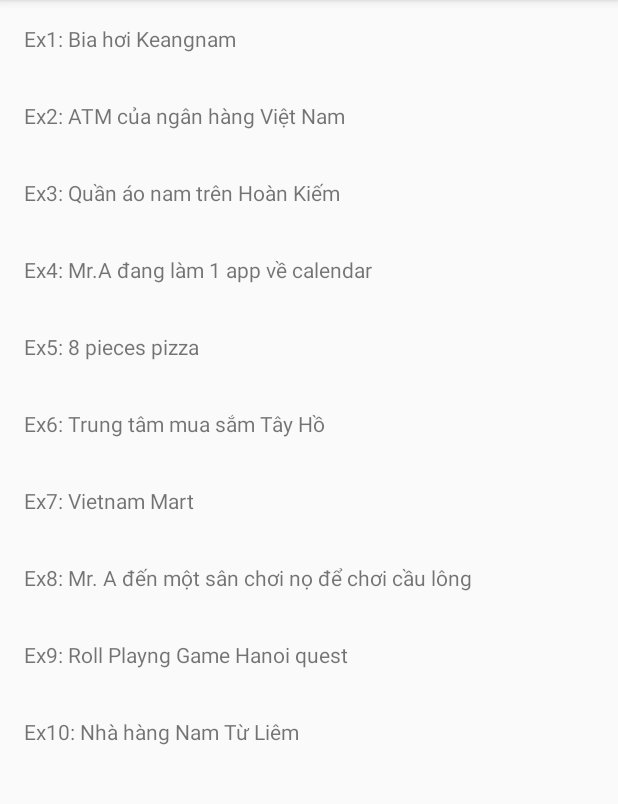
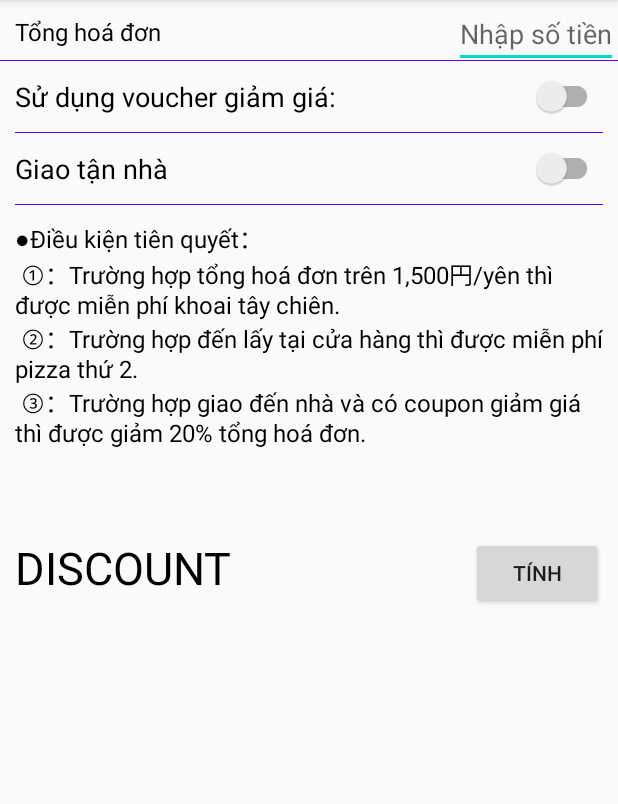
Before and after one commit to sun-unit-test-training/android-unit-test-training, an Android app: the screen it shows after launch (HomeActivity before the commit, ExerciseFiveActivity after it), after a tap on "Ex5: 8 pieces pizza", on a phone screen of 412 x 824 dp, the part 84-888 px from its top. Run offline under Robolectric (Android 15) with nearby library versions, the phone set to English and light mode, and no system bars; our stand-ins replace data binding.

Commit message:
Refs task: calculate coupon pizza store

```diff
--- a/app/src/main/AndroidManifest.xml
+++ b/app/src/main/AndroidManifest.xml
@@ -20,6 +20,7 @@
             </intent-filter>
         </activity>
         <activity android:name=".ui.exercise_one.ExerciseOneActivity"/>
+        <activity android:name=".ui.exercise_five.ExerciseFiveActivity" />
         <activity android:name=".ui.excercise_six.ExerciseSixActivity"/>
         <activity android:name=".ui.exercise_seven.ExerciseSevenActivity"/>
         <activity android:name=".ui.exercise_nine.ExerciseNineActivity" />
--- a/app/src/main/java/com.sun.training.ut/di/ViewModelModule.kt
+++ b/app/src/main/java/com.sun.training.ut/di/ViewModelModule.kt
@@ -5,6 +5,7 @@ import com.sun.training.ut.ui.excercise_six.ExerciseSixViewModel
 import com.sun.training.ut.ui.exercise_eight.ExerciseEightViewModel
 import com.sun.training.ut.ui.exercise_one.ExerciseOneViewModel
 import com.sun.training.ut.ui.exercise_seven.ExerciseSevenViewModel
+import com.sun.training.ut.ui.exercise_five.ExerciseFiveViewModel
 import com.sun.training.ut.ui.home.HomeViewModel
 import org.koin.android.viewmodel.dsl.viewModel
 import org.koin.dsl.module
@@ -16,6 +17,7 @@ import org.koin.dsl.module
 val viewModelModule = module {
     viewModel { HomeViewModel(get()) }
     viewModel { ExerciseOneViewModel() }
+    viewModel { ExerciseFiveViewModel() }
     viewModel { ExerciseSixViewModel() }
     viewModel { ExerciseSevenViewModel() }
     viewModel { ExerciseNineViewModel() }
--- /dev/null
+++ b/app/src/main/java/com.sun.training.ut/ui/exercise_five/ExerciseFiveActivity.kt
@@ -0,0 +1,20 @@
+package com.sun.training.ut.ui.exercise_five
+
+import android.os.Bundle
+import com.sun.training.ut.BR
+import com.sun.training.ut.R
+import com.sun.training.ut.databinding.ActivityExerciseFiveBinding
+import com.sun.training.ut.ui.base.BaseActivity
+import org.koin.android.viewmodel.ext.android.viewModel
+
+class ExerciseFiveActivity : BaseActivity<ActivityExerciseFiveBinding, ExerciseFiveViewModel>() {
+
+    override val viewModel: ExerciseFiveViewModel by viewModel()
+    override val bindingVariable = BR.viewModel
+    override val layoutId = R.layout.activity_exercise_five
+
+    override fun onCreate(savedInstanceState: Bundle?) {
+        super.onCreate(savedInstanceState)
+        viewBinding.lifecycleOwner = this
+    }
+}
--- a/app/src/main/java/com.sun.training.ut/ui/home/HomeActivity.kt
+++ b/app/src/main/java/com.sun.training.ut/ui/home/HomeActivity.kt
@@ -7,9 +7,10 @@ import com.sun.training.ut.R
 import com.sun.training.ut.data.model.Exercise
 import com.sun.training.ut.databinding.ActivityHomeBinding
 import com.sun.training.ut.ui.base.BaseActivity
-import com.sun.training.ut.ui.exercise_nine.ExerciseNineActivity
 import com.sun.training.ut.ui.excercise_six.ExerciseSixActivity
 import com.sun.training.ut.ui.exercise_eight.ExerciseEightActivity
+import com.sun.training.ut.ui.exercise_five.ExerciseFiveActivity
+import com.sun.training.ut.ui.exercise_nine.ExerciseNineActivity
 import com.sun.training.ut.ui.exercise_one.ExerciseOneActivity
 import com.sun.training.ut.ui.exercise_seven.ExerciseSevenActivity
 import org.koin.android.viewmodel.ext.android.viewModel
@@ -36,7 +37,7 @@ class HomeActivity : BaseActivity<ActivityHomeBinding, HomeViewModel>(), HomeIte
                     Exercise("Ex2: ATM của ngân hàng Việt Nam", this@HomeActivity.javaClass),
                     Exercise("Ex3: Quần áo nam trên Hoàn Kiếm", this@HomeActivity.javaClass),
                     Exercise("Ex4: Mr.A đang làm 1 app về calendar", this@HomeActivity.javaClass),
-                    Exercise("Ex5: 8 pieces pizza", this@HomeActivity.javaClass),
+                    Exercise("Ex5: 8 pieces pizza", ExerciseFiveActivity::class.java),
                     Exercise("Ex6: Trung tâm mua sắm Tây Hồ", ExerciseSixActivity::class.java),
                     Exercise("Ex7: Vietnam Mart", ExerciseSevenActivity::class.java),
                     Exercise(
--- /dev/null
+++ b/app/src/main/res/layout/activity_exercise_five.xml
@@ -0,0 +1,164 @@
+<?xml version="1.0" encoding="utf-8"?>
+<layout xmlns:android="http://schemas.android.com/apk/res/android"
+    xmlns:app="http://schemas.android.com/apk/res-auto"
+    xmlns:tools="http://schemas.android.com/tools">
+
+    <data>
+
+        <variable
+            name="viewModel"
+            type="com.sun.training.ut.ui.exercise_five.ExerciseFiveViewModel" />
+    </data>
+
+
+    <androidx.constraintlayout.widget.ConstraintLayout
+        android:layout_width="match_parent"
+        android:layout_height="match_parent"
+        tools:context=".ExerciseOneActivity">
+
+        <TextView
+            android:layout_width="0dp"
+            android:layout_height="wrap_content"
+            android:layout_margin="10dp"
+            android:text="Tổng hoá đơn"
+            android:textColor="@android:color/black"
+            android:textSize="16sp"
+            app:layout_constraintEnd_toStartOf="@id/edt_number_beer"
+            app:layout_constraintStart_toStartOf="parent"
+            app:layout_constraintTop_toTopOf="parent" />
+
+        <androidx.appcompat.widget.AppCompatEditText
+            android:id="@+id/edt_number_beer"
+            android:layout_width="0dp"
+            android:layout_height="wrap_content"
+            android:hint="Nhập số tiền"
+            android:inputType="number"
+            android:text="@={viewModel.totalPrice + ``}"
+            app:layout_constraintEnd_toEndOf="parent"
+            app:layout_constraintTop_toTopOf="parent" />
+
+        <View
+            android:id="@+id/view_underline"
+            android:layout_width="0dp"
+            android:layout_height="0.5dp"
+            android:layout_marginTop="40dp"
+            android:background="@color/colorPrimary"
+            app:layout_constraintEnd_toEndOf="parent"
+            app:layout_constraintStart_toStartOf="parent"
+            app:layout_constraintTop_toTopOf="parent" />
+
+        <TextView
+            android:layout_width="0dp"
+            android:layout_height="wrap_content"
+            android:layout_margin="10dp"
+            android:text="@string/use_voucher"
+            android:textColor="@android:color/black"
+            android:textSize="18sp"
+            app:layout_constraintBottom_toTopOf="@id/view_underline_voucher"
+            app:layout_constraintEnd_toStartOf="@id/switch_voucher"
+            app:layout_constraintStart_toStartOf="parent"
+            app:layout_constraintTop_toBottomOf="@id/view_underline" />
+
+        <androidx.appcompat.widget.SwitchCompat
+            android:id="@+id/switch_voucher"
+            android:layout_width="wrap_content"
+            android:layout_height="wrap_content"
+            android:layout_margin="10dp"
+            android:onCheckedChanged="@{(v, isChecked) -> viewModel.onChangedVoucher(isChecked)}"
+            app:layout_constraintBottom_toTopOf="@id/view_underline_voucher"
+            app:layout_constraintEnd_toEndOf="parent"
+            app:layout_constraintTop_toBottomOf="@+id/view_underline" />
+
+        <View
+            android:id="@+id/view_underline_voucher"
+            android:layout_width="0dp"
+            android:layout_height="0.5dp"
+            android:layout_margin="10dp"
+            android:background="@color/colorPrimary"
+            app:layout_constraintEnd_toEndOf="parent"
+            app:layout_constraintStart_toStartOf="parent"
+            app:layout_constraintTop_toBottomOf="@id/switch_voucher" />
+
+        <TextView
+            android:layout_width="0dp"
+            android:layout_height="wrap_content"
+            android:layout_margin="10dp"
+            android:text="Giao tận nhà"
+            android:textColor="@android:color/black"
+            android:textSize="18sp"
+            app:layout_constraintBottom_toTopOf="@id/view_underline_discount"
+            app:layout_constraintEnd_toStartOf="@id/switch_time"
+            app:layout_constraintStart_toStartOf="parent"
+            app:layout_constraintTop_toBottomOf="@id/view_underline_voucher" />
+
+        <androidx.appcompat.widget.SwitchCompat
+            android:id="@+id/switch_time"
+            android:layout_width="wrap_content"
+            android:layout_height="wrap_content"
+            android:layout_margin="10dp"
+            android:onCheckedChanged="@{(v, isChecked) -> viewModel.onChangedDelivery(isChecked)}"
+            app:layout_constraintBottom_toTopOf="@id/view_underline_discount"
+            app:layout_constraintEnd_toEndOf="parent"
+            app:layout_constraintTop_toBottomOf="@+id/view_underline_voucher" />
+
+        <View
+            android:id="@+id/view_underline_discount"
+            android:layout_width="0dp"
+            android:layout_height="0.5dp"
+            android:layout_margin="10dp"
+            android:background="@color/colorPrimary"
+            app:layout_constraintEnd_toEndOf="parent"
+            app:layout_constraintStart_toStartOf="parent"
+            app:layout_constraintTop_toBottomOf="@id/switch_time" />
+
+        <TextView
+            android:id="@+id/txt_condition"
+            android:layout_width="0dp"
+            android:layout_height="wrap_content"
+            android:layout_margin="10dp"
+            android:text="@string/condition_5"
+            android:textColor="@android:color/black"
+            android:textSize="16sp"
+            app:layout_constraintEnd_toEndOf="parent"
+            app:layout_constraintStart_toStartOf="parent"
+            app:layout_constraintTop_toBottomOf="@id/view_underline_discount" />
+
+        <TextView
+            android:id="@+id/total"
+            android:layout_width="wrap_content"
+            android:layout_height="wrap_content"
+            android:layout_marginStart="10dp"
+            android:layout_marginTop="40dp"
+            android:text="Discount"
+            android:textAllCaps="true"
+            android:textColor="@android:color/black"
+            android:textSize="30sp"
+            app:layout_constraintStart_toStartOf="parent"
+            app:layout_constraintTop_toBottomOf="@id/txt_condition" />
+
+        <androidx.appcompat.widget.AppCompatButton
+            android:id="@+id/btn_price"
+            android:layout_width="wrap_content"
+            android:layout_height="wrap_content"
+            android:layout_marginEnd="10dp"
+            android:onClick="@{() -> viewModel.calculateCouponWithPizza()}"
+            android:text="@string/calculate"
+            app:layout_constraintEnd_toEndOf="parent"
+            app:layout_constraintTop_toTopOf="@id/total" />
+
+        <TextView
+            android:id="@+id/total_price"
+            android:layout_width="wrap_content"
+            android:layout_height="wrap_content"
+            android:layout_marginStart="10dp"
+            android:text="@{viewModel.discountLiveData}"
+            android:textAllCaps="true"
+            android:textColor="@android:color/black"
+            android:textSize="30sp"
+            app:layout_constraintBottom_toBottomOf="parent"
+            app:layout_constraintStart_toStartOf="parent"
+            app:layout_constraintTop_toBottomOf="@id/total"
+            app:layout_constraintVertical_bias="0" />
+
+    </androidx.constraintlayout.widget.ConstraintLayout>
+</layout>
--- a/app/src/main/res/values/strings.xml
+++ b/app/src/main/res/values/strings.xml
@@ -44,4 +44,12 @@
     <string name="female">Female</string>
     <string name="day_of_week">Day of Week:</string>
     <string name="fee">Fee:</string>
+
+    <!--Text use for exercise 5-->
+    <string name="condition_5">
+        ●Điều kiện tiên quyết：\n
+①：Trường hợp tổng hoá đơn trên 1,500円/yên thì được miễn phí khoai tây chiên.\n
+②：Trường hợp đến lấy tại cửa hàng thì được miễn phí pizza thứ 2.\n
+③：Trường hợp giao đến nhà và có coupon giảm giá thì được giảm 20% tổng hoá đơn.\n
+    </string>
 </resources>
--- a/build.gradle
+++ b/build.gradle
@@ -27,7 +27,6 @@ buildscript {
     dependencies {
         classpath 'com.android.tools.build:gradle:3.5.1'
         classpath "org.jetbrains.kotlin:kotlin-gradle-plugin:$kotlin_version"
-        classpath 'org.jacoco:org.jacoco.core:0.8.0'
 
         // NOTE: Do not place your application dependencies here; they belong
         // in the individual module build.gradle files
```
Also changed, not shown: app/build.gradle (+0 -11 lines), app/src/main/java/com.sun.training.ut/data/Constant.kt (+21 -0 lines), app/src/main/java/com.sun.training.ut/data/model/Pizza.kt (added, +9 -0 lines), app/src/main/java/com.sun.training.ut/ui/exercise_five/ExerciseFiveViewModel.kt (added, +59 -0 lines), 1 other file.
